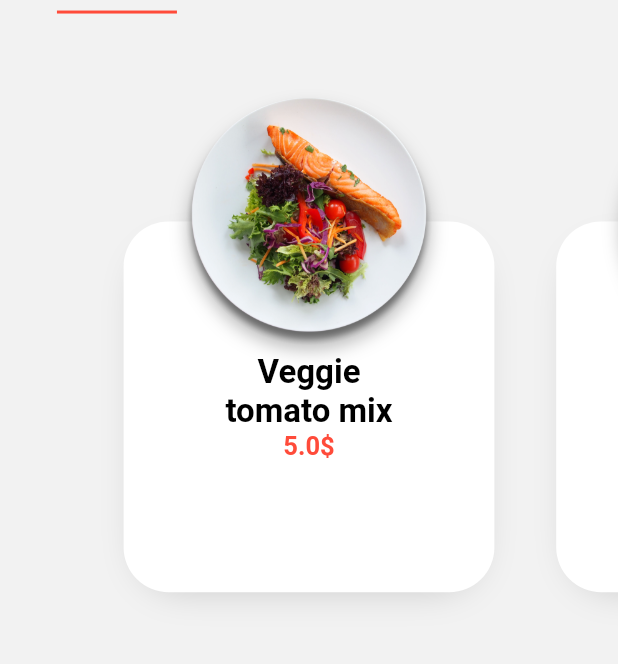
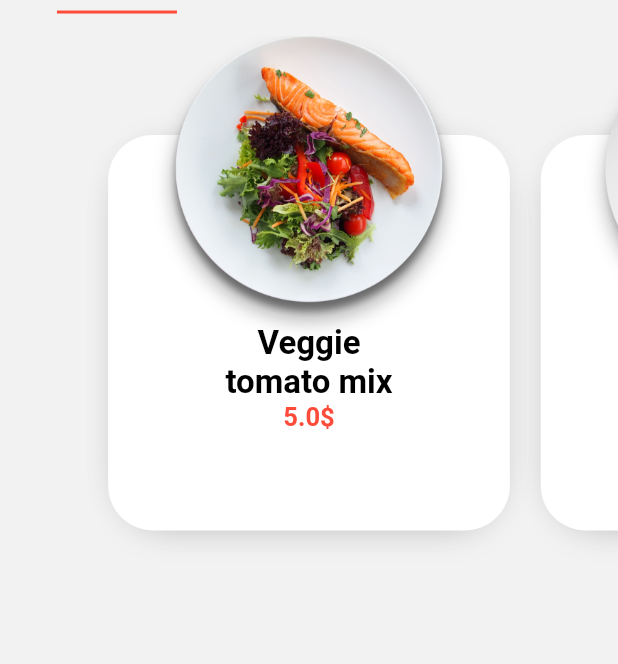
Before and after one commit to BrahimChouih/FoodApp, a Flutter app: the HomeTap screen opened directly, on a phone screen of 412 x 824 dp, the part 437-1101 px from its top. Run offline on Flutter 3.47's test engine with Material 2 defaults, Android fonts, the phone set to English and light mode, and no system bars; our stand-ins replace flutter_svg, font_awesome_flutter, get; Roboto replaces fonts that are missing (SFProRounded).

Commit message:
search & food details

```diff
--- a/lib/components/custom_app_bar.dart
+++ b/lib/components/custom_app_bar.dart
@@ -10,6 +10,8 @@ class CustomAppBar extends StatelessWidget {
     this.title = '',
     this.trailing,
     this.backButton = false,
+    this.height,
+    this.width,
   }) : super(key: key);
 
   Widget? leading;
@@ -17,10 +19,15 @@ class CustomAppBar extends StatelessWidget {
   String title;
   final bool backButton;
   double padding;
+  double? width;
+  double? height;
 
   @override
   Widget build(BuildContext context) {
-    return Stack(
+    return SizedBox(
+      height: height,
+      width: width,
+      child: Stack(
         children: [
           Positioned(
             left: padding,
@@ -47,6 +54,7 @@ class CustomAppBar extends StatelessWidget {
             child: trailing ?? const SizedBox(),
           ),
         ],
+      ),
     );
   }
 }
--- /dev/null
+++ b/lib/components/food_item.dart
@@ -0,0 +1,115 @@
+import 'package:flutter/material.dart';
+import 'package:foodapp/models/food.dart';
+import 'package:foodapp/screens/food_details_screen.dart';
+import 'package:foodapp/utils/constants.dart';
+import 'package:get/get.dart';
+
+class FoodItem extends StatelessWidget {
+  FoodItem({
+    Key? key,
+    required this.food,
+    this.width = 0,
+    this.height = 0,
+  }) : super(key: key);
+
+  final Food food;
+  double width;
+  double height;
+
+  @override
+  Widget build(BuildContext context) {
+    width = width == 0 ? Get.width : width;
+    height = height == 0 ? Get.height : height;
+    return InkWell(
+      onTap: () => Get.to(
+        () => FoodDetailsScreen(food: food),
+        transition: Transition.upToDown,
+      ),
+      child: Stack(
+        alignment: Alignment.center,
+        children: [
+          Positioned(
+            top: height * 0.2,
+            width: width,
+            child: Container(
+              height: height * 0.8,
+              decoration: BoxDecoration(
+                  color: Colors.white,
+                  borderRadius: BorderRadius.circular(30),
+                  boxShadow: [
+                    BoxShadow(
+                      color: Colors.grey.withOpacity(0.5),
+                      blurRadius: 20,
+                      spreadRadius: -10,
+                      offset: const Offset(0, 8),
+                    ),
+                    BoxShadow(
+                      color: Colors.grey.withOpacity(0.5),
+                      blurRadius: 20,
+                      spreadRadius: -10,
+                      offset: const Offset(0, 0),
+                    ),
+                  ]),
+              padding: EdgeInsets.only(bottom: height * 0.2),
+              alignment: Alignment.bottomCenter,
+              child: Column(
+                mainAxisSize: MainAxisSize.min,
+                children: [
+                  Text(
+                    food.name,
+                    textAlign: TextAlign.center,
+                    style: const TextStyle(
+                      fontSize: 22,
+                      fontWeight: FontWeight.bold,
+                      fontFamily: 'SFProRounded',
+                    ),
+                  ),
+                  Text(
+                    '${food.price}\$',
+                    style: const TextStyle(
+                      fontSize: 17,
+                      color: primaryColor,
+                      fontWeight: FontWeight.bold,
+                      fontFamily: 'SFProRounded',
+                    ),
+                  ),
+                ],
+              ),
+            ),
+          ),
+          Positioned(
+            top: 0,
+            width: width,
+            child: Center(
+              child: Hero(
+                tag: 'food image ${food.id}',
+                child: Container(
+                  // width: width * 0.7,
+                  // height: height * 0.2,
+                  decoration: BoxDecoration(
+                    shape: BoxShape.circle,
+                    boxShadow: [
+                      BoxShadow(
+                        blurRadius: 10,
+                        spreadRadius: -3,
+                        color: Colors.grey.withOpacity(0.8),
+                        offset: const Offset(0, 5),
+                      ),
+                    ],
+                  ),
+                  child: CircleAvatar(
+                    backgroundColor: Colors.transparent,
+                    backgroundImage: AssetImage(
+                      'assets/images/${food.image}.png',
+                    ),
+                    radius: width * 0.7 / 2,
+                  ),
+                ),
+              ),
+            ),
+          ),
+        ],
+      ),
+    );
+  }
+}
--- a/lib/models/food.dart
+++ b/lib/models/food.dart
@@ -1,11 +1,17 @@
 class Food {
+  int id;
   String name;
   double price;
   String image;
+  String deleveryInfo;
+  String returnPolicy;
 
   Food({
+    required this.id,
     required this.image,
     required this.name,
     required this.price,
+    required this.deleveryInfo,
+    required this.returnPolicy,
   });
 }
--- a/lib/screens/foods_screen.dart
+++ b/lib/screens/foods_screen.dart
@@ -1,4 +1,5 @@
 import 'package:flutter/material.dart';
+import 'package:foodapp/components/food_item.dart';
 import 'package:foodapp/models/food.dart';
 import 'package:foodapp/utils/constants.dart';
 import 'package:get/get.dart';
@@ -6,114 +7,111 @@ import 'package:get/get.dart';
 class FoodsScreen extends StatelessWidget {
   FoodsScreen({Key? key}) : super(key: key);
 
-  final List<Food> foods = [
-    Food(
-      image: 'food1',
-      name: 'Veggie \ntomato mix',
-      price: 5.0,
-    ),
-    Food(
-      image: 'food2',
-      name: 'Veggie \ntomato mix',
-      price: 3.0,
-    ),
-    Food(
-      image: 'food3',
-      name: 'Veggie \ntomato mix',
-      price: 8.0,
-    ),
-  ];
-
   @override
   Widget build(BuildContext context) {
     return PageView.builder(
       itemCount: foods.length,
       controller: PageController(viewportFraction: 0.7),
       itemBuilder: (_, i) => Center(
-        child: SizedBox(
-          width: Get.width * 0.7,
-          child: Stack(
-            children: [
-              Positioned(
-                top: Get.height * 0.15,
-                width: Get.width * 0.7,
-                child: Center(
-                  child: SizedBox(
-                    width: Get.width * 0.6,
-                    height: Get.height * 0.3,
-                    child: Container(
-                      decoration: BoxDecoration(
-                          color: Colors.white,
-                          borderRadius: BorderRadius.circular(30),
-                          boxShadow: [
-                            BoxShadow(
-                              color: Colors.grey.withOpacity(0.5),
-                              blurRadius: 20,
-                              spreadRadius: -10,
-                              offset: const Offset(0, 8),
-                            )
-                          ]),
-                      child: Center(
-                        child: Column(
-                          mainAxisSize: MainAxisSize.min,
-                          children: [
-                            Text(
-                              foods[i].name,
-                              textAlign: TextAlign.center,
-                              style: const TextStyle(
-                                fontSize: 22,
-                                fontWeight: FontWeight.bold,
-                                fontFamily: 'SFProRounded',
-                              ),
-                            ),
-                            Text(
-                              '${foods[i].price}\$',
-                              style: const TextStyle(
-                                fontSize: 17,
-                                color: primaryColor,
-                                fontWeight: FontWeight.bold,
-                                fontFamily: 'SFProRounded',
-                              ),
-                            ),
-                          ],
-                        ),
-                      ),
-                    ),
-                  ),
-                ),
-              ),
-              Positioned(
-                top: Get.height * 0.05,
-                width: Get.width * 0.7,
-                child: Center(
-                  child: Container(
-                    // width: Get.width * 0.7,
-                    // height: Get.height * 0.2,
-                    decoration: BoxDecoration(
-                      shape: BoxShape.circle,
-                      boxShadow: [
-                        BoxShadow(
-                          blurRadius: 10,
-                          spreadRadius: -3,
-                          color: Colors.grey.withOpacity(0.8),
-                          offset: const Offset(0, 5),
-                        ),
-                      ],
-                    ),
-                    child: CircleAvatar(
-                      backgroundColor: Colors.transparent,
-                      backgroundImage: AssetImage(
-                        'assets/images/${foods[i].image}.png',
-                      ),
-                      radius: Get.width * 0.4 / 2,
-                    ),
-                  ),
-                ),
-              ),
-            ],
-          ),
+        child: FoodItem(
+          food: foods[i],
+          height: Get.height * 0.4,
+          width: Get.width * 0.65,
         ),
       ),
     );
   }
+
+  final List<Food> foods = [
+    Food(
+      id: 1,
+      image: 'food1',
+      name: 'Veggie \ntomato mix',
+      price: 5.0,
+      deleveryInfo:
+          'Delivered between monday aug and thursday 20 from 8pm to 91:32 pm',
+      returnPolicy:
+          'All our foods are double checked before leaving our stores so by any case you found a broken food please contact our hotline immediately.',
+    ),
+    Food(
+      id: 2,
+      image: 'food2',
+      name: 'Veggie \ntomato mix',
+      price: 3.0,
+      deleveryInfo:
+          'Delivered between monday aug and thursday 20 from 8pm to 91:32 pm',
+      returnPolicy:
+          'All our foods are double checked before leaving our stores so by any case you found a broken food please contact our hotline immediately.',
+    ),
+    Food(
+      id: 3,
+      image: 'food3',
+      name: 'Veggie \ntomato mix',
+      price: 8.0,
+      deleveryInfo:
+          'Delivered between monday aug and thursday 20 from 8pm to 91:32 pm',
+      returnPolicy:
+          'All our foods are double checked before leaving our stores so by any case you found a broken food please contact our hotline immediately.',
+    ),
+    Food(
+      id: 4,
+      image: 'food1',
+      name: 'Veggie \ntomato mix',
+      price: 5.0,
+      deleveryInfo:
+          'Delivered between monday aug and thursday 20 from 8pm to 91:32 pm',
+      returnPolicy:
+          'All our foods are double checked before leaving our stores so by any case you found a broken food please contact our hotline immediately.',
+    ),
+    Food(
+      id: 5,
+      image: 'food2',
+      name: 'Veggie \ntomato mix',
+      price: 3.0,
+      deleveryInfo:
+          'Delivered between monday aug and thursday 20 from 8pm to 91:32 pm',
+      returnPolicy:
+          'All our foods are double checked before leaving our stores so by any case you found a broken food please contact our hotline immediately.',
+    ),
+    Food(
+      id: 6,
+      image: 'food3',
+      name: 'Veggie \ntomato mix',
+      price: 8.0,
+      deleveryInfo:
+          'Delivered between monday aug and thursday 20 from 8pm to 91:32 pm',
+      returnPolicy:
+          'All our foods are double checked before leaving our stores so by any case you found a broken food please contact our hotline immediately.',
+    ),
+    Food(
+      id: 7,
+      image: 'food1',
+      name: 'Veggie \ntomato mix',
+      price: 5.0,
+      deleveryInfo:
+          'Delivered between monday aug and thursday 20 from 8pm to 91:32 pm',
+      returnPolicy:
+          'All our foods are double checked before leaving our stores so by any case you found a broken food please contact our hotline immediately.',
+    ),
+    Food(
+      id: 8,
+      image: 'food2',
+      name: 'Veggie \ntomato mix',
+      price: 3.0,
+      deleveryInfo:
+          'Delivered between monday aug and thursday 20 from 8pm to 91:32 pm',
+      returnPolicy:
+          'All our foods are double checked before leaving our stores so by any case you found a broken food please contact our hotline immediately.',
+    ),
+    Food(
+      id: 9,
+      image: 'food3',
+      name: 'Veggie \ntomato mix',
+      price: 8.0,
+      deleveryInfo:
+          'Delivered between monday aug and thursday 20 from 8pm to 91:32 pm',
+      returnPolicy:
+          'All our foods are double checked before leaving our stores so by any case you found a broken food please contact our hotline immediately.',
+    ),
+  ];
 }
--- a/lib/theme/primary_theme.dart
+++ b/lib/theme/primary_theme.dart
@@ -41,6 +41,14 @@ ThemeData primaryTheme = ThemeData.light().copyWith(
       fontFamily: 'SFProRounded',
       color: Colors.black,
     ),
+    headline5: TextStyle(
+      fontFamily: 'SFProRounded',
+      color: Colors.black,
+    ),
+    headline6: TextStyle(
+      fontFamily: 'SFProRounded',
+      color: Colors.black,
+    ),
     bodyText2: TextStyle(
       fontFamily: 'SFProRounded',
       color: Colors.black,
@@ -48,7 +56,6 @@ ThemeData primaryTheme = ThemeData.light().copyWith(
     bodyText1: TextStyle(
       fontFamily: 'SFProText',
       color: Colors.black,
-      fontWeight: FontWeight.bold,
     ),
   ),
 );
--- a/pubspec.yaml
+++ b/pubspec.yaml
@@ -37,6 +37,7 @@ dependencies:
   get: ^4.6.1
   flutter_svg: ^1.0.3
   font_awesome_flutter: ^9.2.0
+  flutter_staggered_grid_view: ^0.6.1
 
 dev_dependencies:
   flutter_test:
```
Also changed, not shown: lib/screens/food_details_screen.dart (added, +112 -0 lines), lib/screens/home_taps/home_tap.dart (+7 -0 lines), lib/screens/search_screen.dart (added, +223 -0 lines), pubspec.lock. Lines whose indentation alone changed are shown as unchanged.
